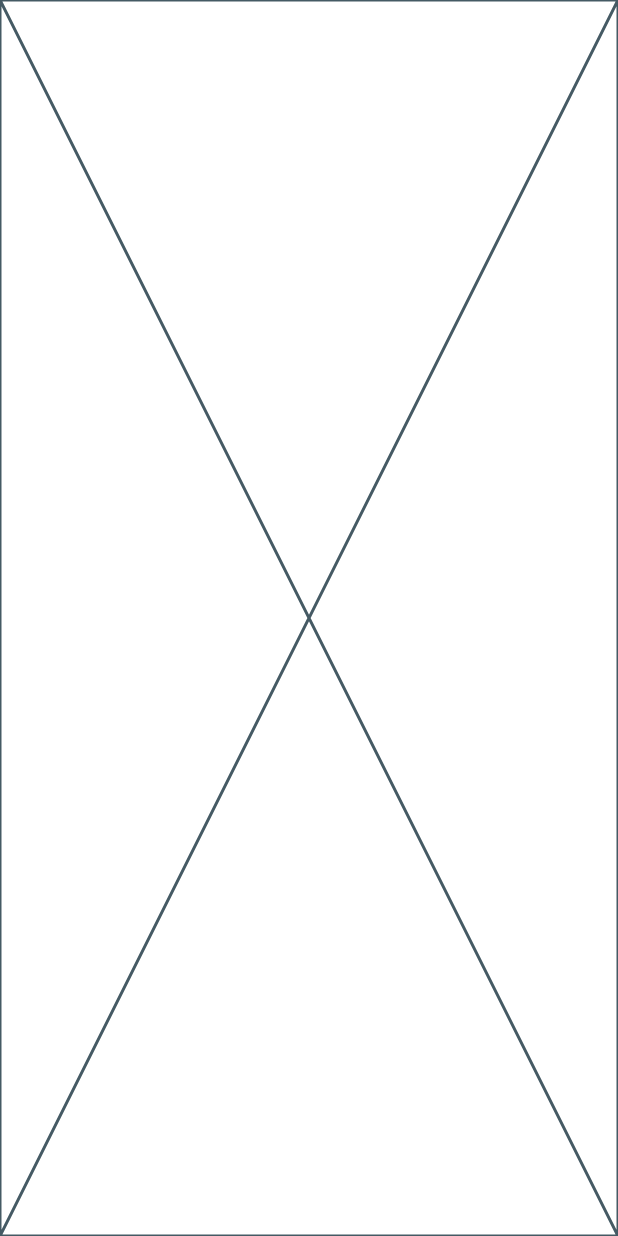
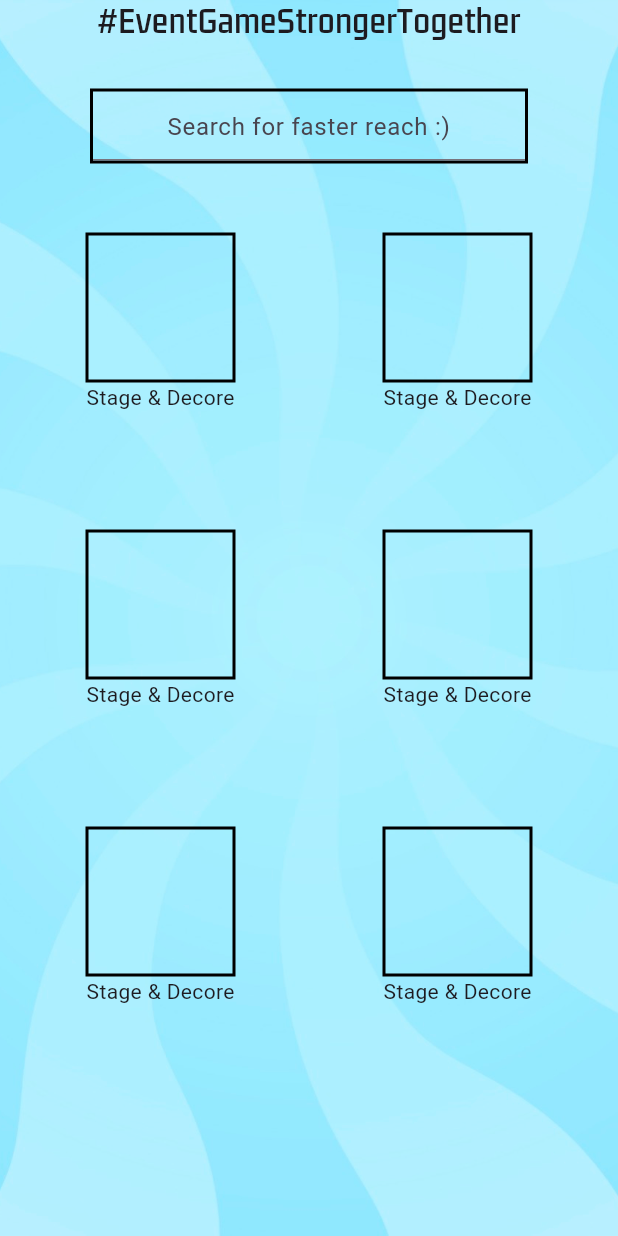
Before and after one commit to BrawlerXull/Decors, a Flutter app: the screen it shows after launch, on a phone screen of 412 x 824 dp. Run offline on Flutter 3.47's test engine with Material 3 defaults, Android fonts, the phone set to English and light mode, and no system bars; our stand-ins replace animated_text_kit, flutter_dotenv, get.

Commit message:
redesigned ui oh yeah! 🥲

```diff
--- a/lib/screen/mainpage/view/MainPage.dart
+++ b/lib/screen/mainpage/view/MainPage.dart
@@ -1,10 +1,82 @@
 import 'package:flutter/material.dart';
+import 'package:malpani/widget/MainPageGridTile.dart';
 
 class MainPage extends StatelessWidget {
-  const MainPage({super.key});
+  const MainPage({Key? key});
 
   @override
   Widget build(BuildContext context) {
-    return const Placeholder();
+    return Scaffold(
+      body: Stack(
+        children: [
+          Container(
+            decoration: const BoxDecoration(
+              image: DecorationImage(
+                image: AssetImage('assets/Event Essence.jpg'),
+                fit: BoxFit.cover,
+              ),
+            ),
+          ),
+          SafeArea(
+            child: Column(
+              mainAxisAlignment: MainAxisAlignment.center,
+              children: [
+                const Text(
+                  "#EventGameStrongerTogether",
+                  style: TextStyle(
+                    fontFamily: 'KDam',
+                    fontSize: 20,
+                  ),
+                ),
+                Padding(
+                  padding:
+                      const EdgeInsets.symmetric(horizontal: 60, vertical: 30),
+                  child: Container(
+                    decoration: BoxDecoration(
+                      border: Border.all(width: 2),
+                    ),
+                    height: 50,
+                    child: TextFormField(
+                      textAlign: TextAlign.center,
+                      decoration: const InputDecoration(
+                        hintText: "Search for faster reach :)",
+                      ),
+                    ),
+                  ),
+                ),
+                Expanded(
+                  child: GridView.count(
+                    crossAxisCount: 2,
+                    crossAxisSpacing: 16.0,
+                    mainAxisSpacing: 16.0,
+                    padding: const EdgeInsets.all(16.0),
+                    children: const [
+                      MainPageGridTile(
+                        title: "Stage & Decore",
+                      ),
+                      MainPageGridTile(
+                        title: "Stage & Decore",
+                      ),
+                      MainPageGridTile(
+                        title: "Stage & Decore",
+                      ),
+                      MainPageGridTile(
+                        title: "Stage & Decore",
+                      ),
+                      MainPageGridTile(
+                        title: "Stage & Decore",
+                      ),
+                      MainPageGridTile(
+                        title: "Stage & Decore",
+                      ),
+                    ],
+                  ),
+                ),
+              ],
+            ),
+          ),
+        ],
+      ),
+    );
   }
 }
--- a/lib/screen/splashscreen/view/SplashScreen.dart
+++ b/lib/screen/splashscreen/view/SplashScreen.dart
@@ -15,7 +15,7 @@ class _SplashScreenState extends State<SplashScreen> {
   void initState() {
     super.initState();
 
-    Future.delayed(const Duration(seconds: 5), () {
+    Future.delayed(const Duration(seconds: 4), () {
       Get.off(() => MainPage());
     });
   }
--- /dev/null
+++ b/lib/widget/MainPageGridTile.dart
@@ -0,0 +1,20 @@
+import 'package:flutter/material.dart';
+
+class MainPageGridTile extends StatelessWidget {
+  final String title;
+  const MainPageGridTile({super.key, required this.title});
+
+  @override
+  Widget build(BuildContext context) {
+    return Column(
+      children: [
+        Container(
+          height: 100,
+          width: 100,
+          decoration: BoxDecoration(border: Border.all(width: 2)),
+        ),
+        Text(title),
+      ],
+    );
+  }
+}
```
